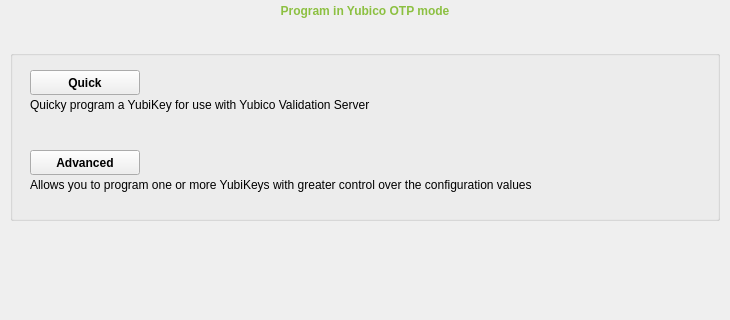
First picture: the form in src/ui/otppage.ui, repository Yubico/yubikey-personalization-gui-dpkg, before the edit; both pictures show x 0 to 730 and y 0 to 320 of the 730 by 650 pixel window.
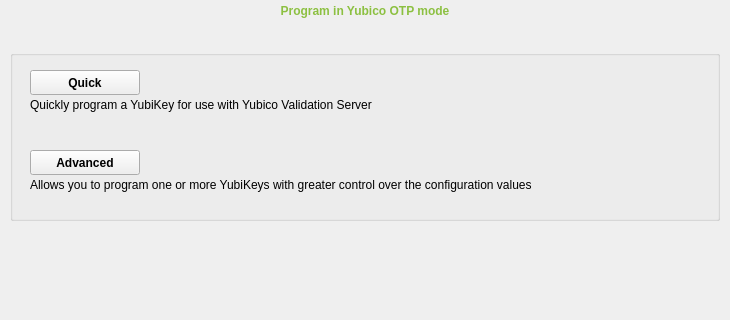
Second picture: the form after the edit. The open tabs and pages were chosen to show the change. Icons and pictures are not drawn. Custom widgets are drawn as their Qt base class.

The edit to the form file:
```diff
--- a/src/ui/otppage.ui
+++ b/src/ui/otppage.ui
@@ -140,7 +140,7 @@
       </rect>
      </property>
      <property name="text">
-      <string>Quicky program a YubiKey for use with Yubico Validation Server</string>
+      <string>Quickly program a YubiKey for use with Yubico Validation Server</string>
      </property>
      <property name="alignment">
       <set>Qt::AlignLeading|Qt::AlignLeft|Qt::AlignVCenter</set>
```
